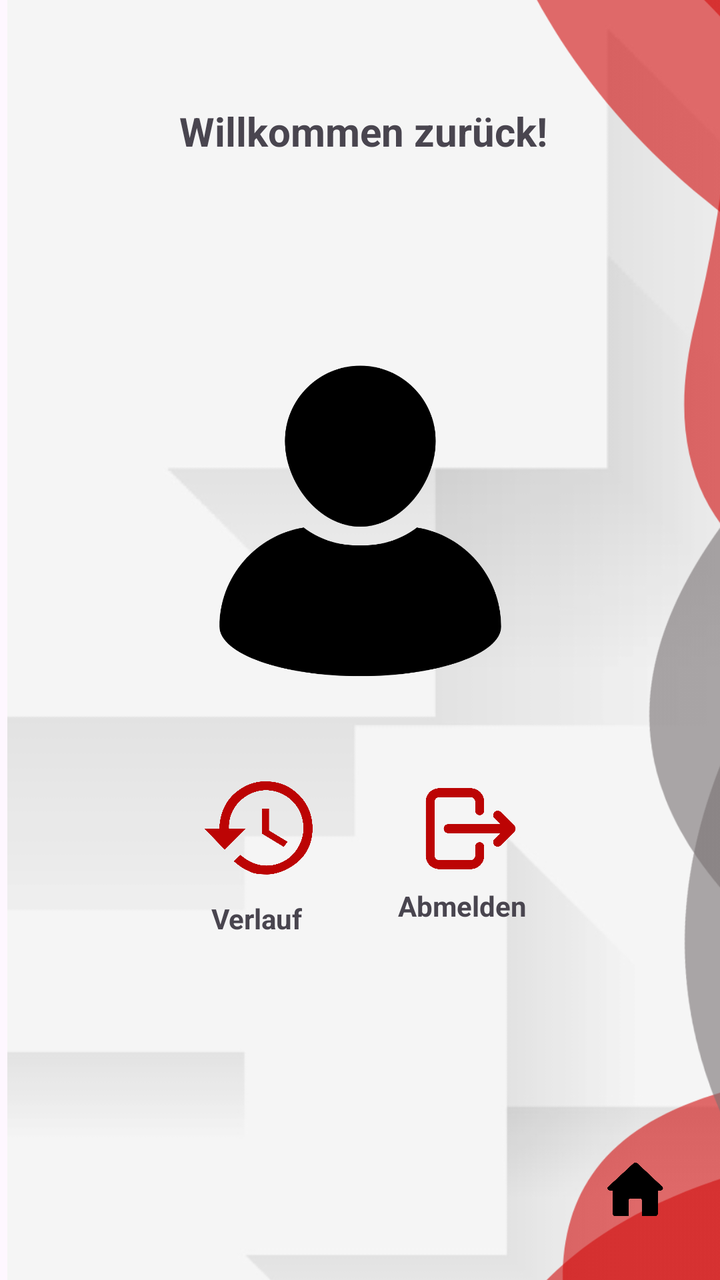
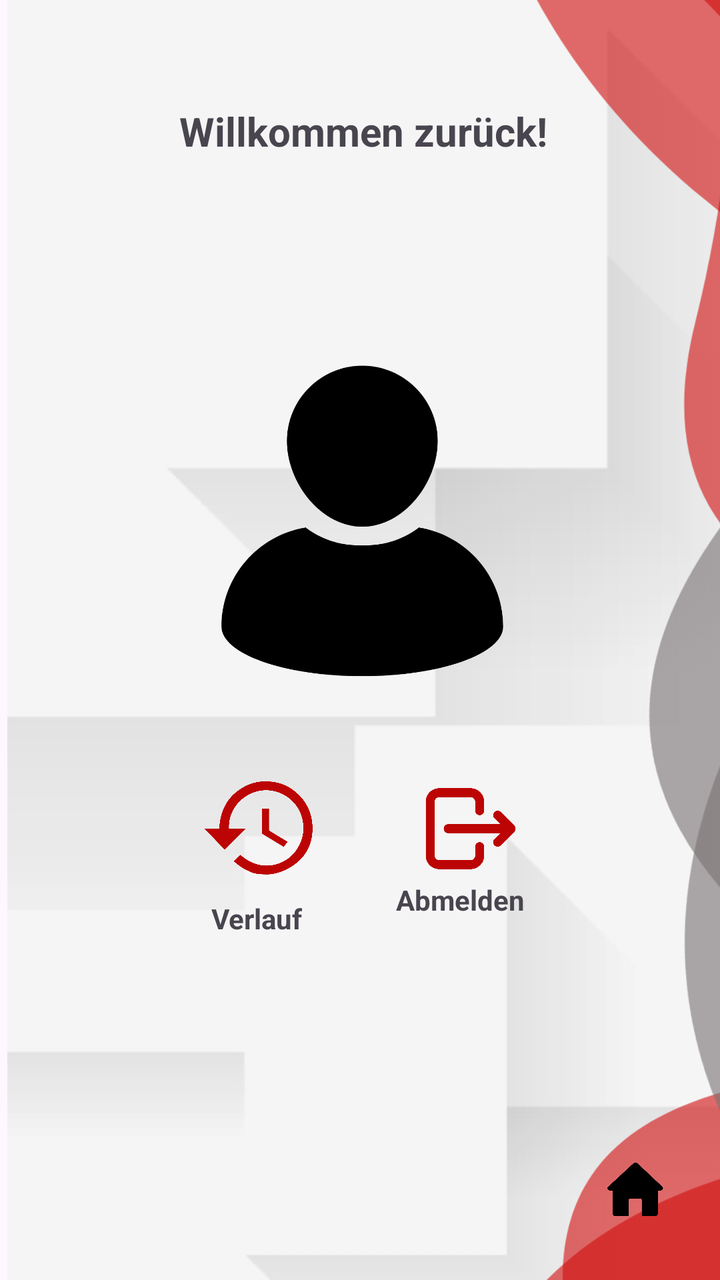

An Android layout rendered at two revisions. The XML below is the earlier revision; the diff shows what the commit changed to produce the second picture.
<!-- AndroidManifest.xml: application theme Theme.TrafficSceneAnalyser -->
<!-- res/layout/activity_profile_logged_in.xml -->
<?xml version="1.0" encoding="utf-8"?>
<androidx.constraintlayout.widget.ConstraintLayout xmlns:android="http://schemas.android.com/apk/res/android"
    xmlns:app="http://schemas.android.com/apk/res-auto"
    xmlns:tools="http://schemas.android.com/tools"
    android:id="@+id/main"
    android:layout_width="match_parent"
    android:layout_height="match_parent"
    tools:context=".ProfileLoggedInActivity">

    <ImageView
        android:id="@+id/backg"
        android:layout_width="904dp"
        android:layout_height="897dp"
        app:layout_constraintBottom_toBottomOf="parent"
        app:layout_constraintStart_toStartOf="parent"
        app:layout_constraintTop_toTopOf="parent"
        app:layout_constraintVertical_bias="0.12"
        app:srcCompat="@drawable/background" />

    <ImageView
        android:id="@+id/imageView5"
        android:layout_width="484dp"
        android:layout_height="773dp"
        app:layout_constraintBottom_toBottomOf="parent"
        app:layout_constraintEnd_toEndOf="parent"
        app:layout_constraintHorizontal_bias="0.643"
        app:layout_constraintStart_toStartOf="parent"
        app:layout_constraintTop_toTopOf="parent"
        app:srcCompat="@drawable/perfectlayout2" />

    <ImageButton
        android:id="@+id/hbutton"
        android:layout_width="54dp"
        android:layout_height="68dp"
        android:backgroundTint="#00FFFFFF"
        android:onClick="goToHome"
        android:scaleType="fitCenter"
        android:src="@drawable/home1"
        app:layout_constraintBottom_toBottomOf="parent"
        app:layout_constraintEnd_toEndOf="parent"
        app:layout_constraintHorizontal_bias="0.95"
        app:layout_constraintStart_toStartOf="parent"
        app:layout_constraintTop_toTopOf="parent"
        app:layout_constraintVertical_bias="0.98" />

    <ImageView
        android:id="@+id/imageView3"
        android:layout_width="255dp"
        android:layout_height="347dp"
        app:layout_constraintBottom_toBottomOf="@+id/verlauf"
        app:layout_constraintEnd_toEndOf="parent"
        app:layout_constraintStart_toStartOf="parent"
        app:layout_constraintTop_toTopOf="@+id/textView7"
        app:srcCompat="@drawable/profile" />

    <TextView
        android:id="@+id/textView7"
        android:layout_width="wrap_content"
        android:layout_height="wrap_content"
        android:layout_marginTop="52dp"
        android:text="Willkommen zurück!"
        android:textSize="20sp"
        android:textStyle="bold"
        app:layout_constraintEnd_toEndOf="parent"
        app:layout_constraintHorizontal_bias="0.51"
        app:layout_constraintStart_toStartOf="parent"
        app:layout_constraintTop_toTopOf="parent" />

    <ImageButton
        android:id="@+id/showHistoryButton"
        android:layout_width="130dp"
        android:layout_height="118dp"
        android:background="#00FFFFFF"
        android:backgroundTint="#BC0404"
        android:onClick="showHistory"
        android:scaleType="fitCenter"
        app:layout_constraintBottom_toBottomOf="parent"
        app:layout_constraintEnd_toEndOf="parent"
        app:layout_constraintHorizontal_bias="0.277"
        app:layout_constraintStart_toStartOf="parent"
        app:layout_constraintTop_toTopOf="parent"
        app:layout_constraintVertical_bias="0.68"
        app:srcCompat="@drawable/history" />

    <ImageButton
        android:id="@+id/signOutButton"
        android:layout_width="130dp"
        android:layout_height="116dp"
        android:backgroundTint="#00FFFFFF"

        android:onClick="signOut"
        android:scaleType="fitCenter"
        app:layout_constraintBottom_toBottomOf="parent"
        app:layout_constraintEnd_toEndOf="parent"
        app:layout_constraintHorizontal_bias="0.74"
        app:layout_constraintStart_toStartOf="parent"
        app:layout_constraintTop_toTopOf="parent"
        app:layout_constraintVertical_bias="0.68"
        app:srcCompat="@drawable/logout" />

    <TextView
        android:id="@+id/verlauf"
        android:layout_width="wrap_content"
        android:layout_height="wrap_content"
        android:text="Verlauf"
        android:textStyle="bold"
        app:layout_constraintBottom_toBottomOf="parent"
        app:layout_constraintEnd_toEndOf="parent"
        app:layout_constraintHorizontal_bias="0.336"
        app:layout_constraintStart_toStartOf="parent"
        app:layout_constraintTop_toTopOf="parent"
        app:layout_constraintVertical_bias="0.724" />

    <TextView
        android:id="@+id/abmelden"
        android:layout_width="wrap_content"
        android:layout_height="wrap_content"
        android:text="Abmelden"
        android:textStyle="bold"
        app:layout_constraintBottom_toBottomOf="parent"
        app:layout_constraintEnd_toEndOf="parent"
        app:layout_constraintHorizontal_bias="0.673"
        app:layout_constraintStart_toStartOf="parent"
        app:layout_constraintTop_toTopOf="@+id/signOutButton"
        app:layout_constraintVertical_bias="0.329" />

</androidx.constraintlayout.widget.ConstraintLayout>
<!-- resources referenced by this layout -->
<resources>
  <!-- drawable background: png bitmap (drawable-hdpi, 37305 bytes) -->
  <!-- drawable history: png bitmap (drawable, 38578 bytes) -->
  <!-- drawable home1: png bitmap (drawable, 7782 bytes) -->
  <!-- drawable logout: png bitmap (drawable, 27094 bytes) -->
  <!-- drawable perfectlayout2: png bitmap (drawable-hdpi, 51025 bytes) -->
  <!-- drawable profile: png bitmap (drawable, 29274 bytes) -->
  <style name="Theme.TrafficSceneAnalyser" parent="Base.Theme.TrafficSceneAnalyser" />
  <style name="Base.Theme.TrafficSceneAnalyser" parent="Theme.Material3.DayNight.NoActionBar">
          
          
      </style>
</resources>

<!-- the commit's change to res/layout/activity_profile_logged_in.xml (unified diff, before → after) -->
@@ -49,6 +49,7 @@
         android:layout_height="347dp"
         app:layout_constraintBottom_toBottomOf="@+id/verlauf"
         app:layout_constraintEnd_toEndOf="parent"
+        app:layout_constraintHorizontal_bias="0.51"
         app:layout_constraintStart_toStartOf="parent"
         app:layout_constraintTop_toTopOf="@+id/textView7"
         app:srcCompat="@drawable/profile" />
@@ -119,9 +120,9 @@
         android:textStyle="bold"
         app:layout_constraintBottom_toBottomOf="parent"
         app:layout_constraintEnd_toEndOf="parent"
-        app:layout_constraintHorizontal_bias="0.673"
+        app:layout_constraintHorizontal_bias="0.67"
         app:layout_constraintStart_toStartOf="parent"
         app:layout_constraintTop_toTopOf="@+id/signOutButton"
-        app:layout_constraintVertical_bias="0.329" />
+        app:layout_constraintVertical_bias="0.317" />
 
 </androidx.constraintlayout.widget.ConstraintLayout>
